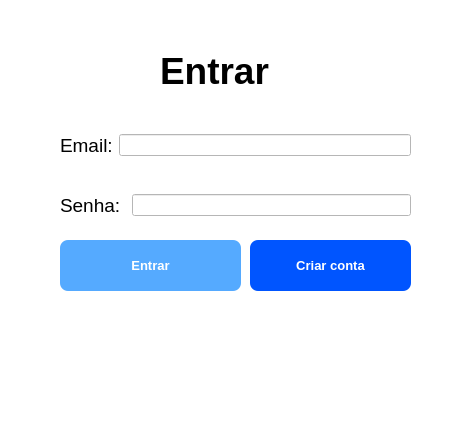
Old version of the form biblioteca/interface_grafica/ui/login.ui in the repository Gabriel-Leall/Sistema_Distribuidos.
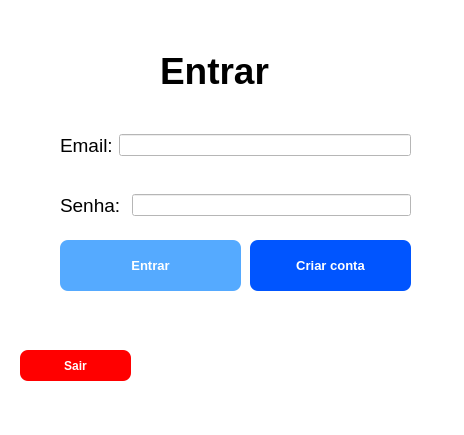
New version of the form.

```diff
--- a/biblioteca/interface_grafica/ui/login.ui
+++ b/biblioteca/interface_grafica/ui/login.ui
@@ -154,6 +154,33 @@
      <string>Criar conta</string>
     </property>
    </widget>
+   <widget class="QPushButton" name="pushButton_voltar">
+    <property name="geometry">
+     <rect>
+      <x>20</x>
+      <y>350</y>
+      <width>111</width>
+      <height>31</height>
+     </rect>
+    </property>
+    <property name="font">
+     <font>
+      <weight>75</weight>
+      <bold>true</bold>
+     </font>
+    </property>
+    <property name="cursor">
+     <cursorShape>PointingHandCursor</cursorShape>
+    </property>
+    <property name="styleSheet">
+     <string notr="true"> border-radius: 8px;
+background-color: rgb(255, 0, 0);
+color: rgb(255, 255, 255);</string>
+    </property>
+    <property name="text">
+     <string>Sair</string>
+    </property>
+   </widget>
   </widget>
   <widget class="QMenuBar" name="menubar">
    <property name="geometry">
```
